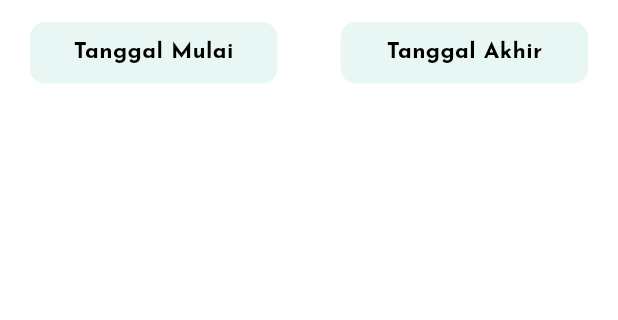
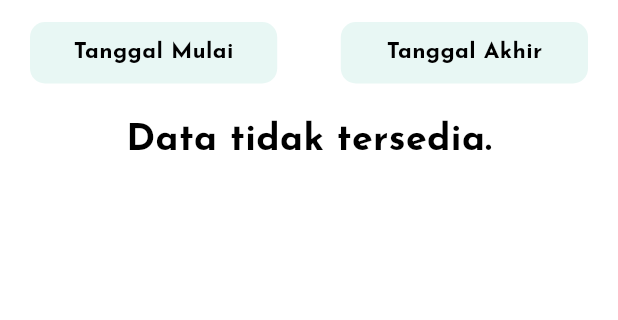
Before and after one commit to adimaulanaa/mitask, a Flutter app: the ReportScreen screen opened directly, on a phone screen of 412 x 824 dp, the part 62-382 px from its top. Run offline on Flutter 3.47's test engine with Material 3 defaults, Android fonts, the phone set to English and light mode, and no system bars; our stand-ins replace dartz, equatable, flutter_bloc, flutter_svg, get_it, permission_handler and 3 more; accounts and stored records are empty.

```diff
--- a/lib/features/report/presentation/pages/report_screen.dart
+++ b/lib/features/report/presentation/pages/report_screen.dart
@@ -185,7 +185,8 @@ class _ReportScreenState extends State<ReportScreen> {
               ],
             ),
             const SizedBox(height: 20),
-            SingleChildScrollView(
+            report.isNotEmpty
+                ? SingleChildScrollView(
                     child: Column(
                       children: report.map((e) {
                         return InkWell(
@@ -195,12 +196,23 @@ class _ReportScreenState extends State<ReportScreen> {
                             child: ViewReport(dt: e, size: size));
                       }).toList(),
                     ),
-            ),
+                  )
+                : dataIsEmpty(),
           ],
         ),
       ),
     );
   }
+
+  Widget dataIsEmpty() => Center(
+        child: Text(
+          'Data tidak tersedia.',
+          style: blackTextstyle.copyWith(
+            fontSize: 25,
+            fontWeight: bold,
+          ),
+        ),
+      );
 
   Container exportImport(Size size, String title, icons) {
     return Container(
--- a/pubspec.yaml
+++ b/pubspec.yaml
@@ -48,7 +48,6 @@ dependencies:
   intl: ^0.20.2
   path_provider: ^2.1.5
   permission_handler: ^11.4.0
-  file_picker: ^9.0.2
 
 dev_dependencies:
   flutter_test:
```
Also changed, not shown: pubspec.lock, 2 other files. Lines whose indentation alone changed are shown as unchanged.
